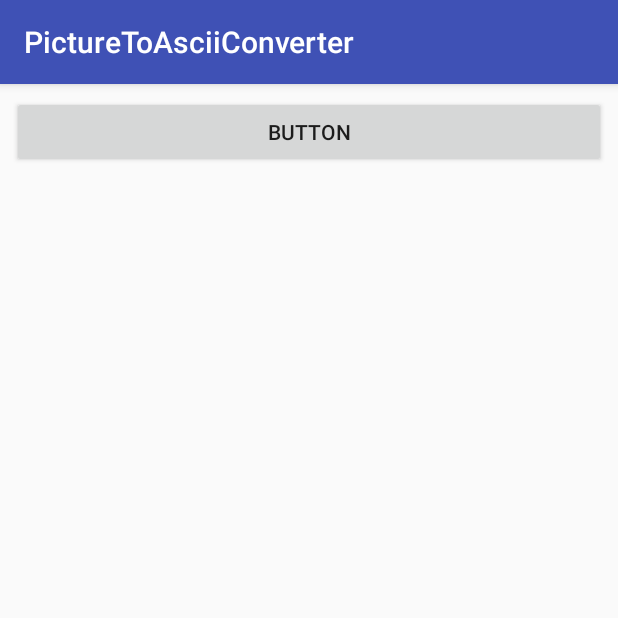
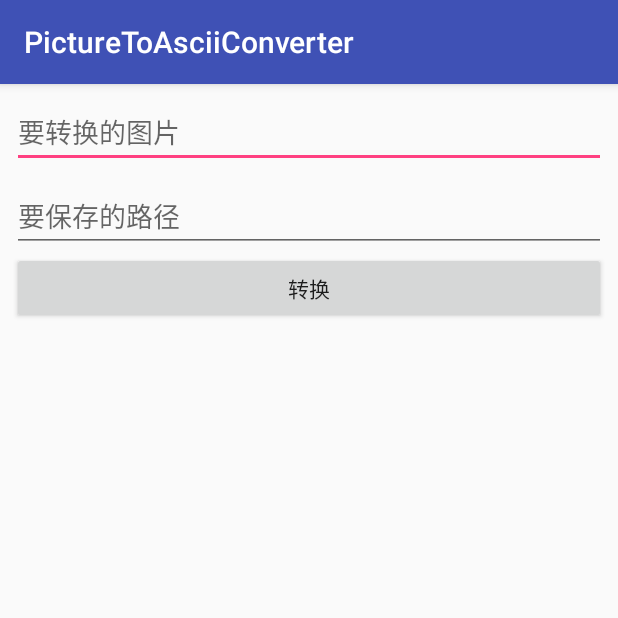
Before and after one commit to xianfengting/PictureToAsciiConverter, an Android app: the screen it shows after launch (AppMainActivity), on a phone screen of 412 x 824 dp, the top half of it. Run offline under Robolectric (Android 15) with nearby library versions, the phone set to English and light mode, and no system bars.

Commit message:
Realize the layouts of activity_app_main.xml

```diff
--- a/app/src/main/res/layout/activity_app_main.xml
+++ b/app/src/main/res/layout/activity_app_main.xml
@@ -6,17 +6,45 @@
     android:layout_height="match_parent"
     tools:context="com.src_resources.picturetoasciiconverter.AppMainActivity">
 
+    <EditText
+        android:id="@+id/editText"
+        android:layout_width="0dp"
+        android:layout_height="wrap_content"
+        android:layout_marginEnd="8dp"
+        android:layout_marginStart="8dp"
+        android:layout_marginTop="8dp"
+        android:ems="10"
+        android:hint="@string/pictureToConvert"
+        android:inputType="textPersonName"
+        app:layout_constraintEnd_toEndOf="parent"
+        app:layout_constraintStart_toStartOf="parent"
+        app:layout_constraintTop_toTopOf="parent" />
+
+    <EditText
+        android:id="@+id/editText2"
+        android:layout_width="0dp"
+        android:layout_height="wrap_content"
+        android:layout_marginEnd="8dp"
+        android:layout_marginStart="8dp"
+        android:layout_marginTop="8dp"
+        android:ems="10"
+        android:hint="@string/savingPath"
+        android:inputType="textPersonName"
+        app:layout_constraintEnd_toEndOf="parent"
+        app:layout_constraintStart_toStartOf="parent"
+        app:layout_constraintTop_toBottomOf="@+id/editText" />
+
     <Button
         android:id="@+id/button"
         android:layout_width="0dp"
         android:layout_height="wrap_content"
         android:layout_marginEnd="8dp"
         android:layout_marginStart="8dp"
-        android:layout_marginTop="8dp"
-        android:text="Button"
+        android:text="@string/convert"
         app:layout_constraintEnd_toEndOf="parent"
+        app:layout_constraintHorizontal_bias="0.0"
         app:layout_constraintStart_toStartOf="parent"
-        app:layout_constraintTop_toTopOf="parent" />
+        app:layout_constraintTop_toBottomOf="@+id/editText2" />
 
     <ListView
         android:id="@+id/listView"
@@ -26,4 +54,5 @@
         app:layout_constraintEnd_toEndOf="parent"
         app:layout_constraintStart_toStartOf="parent"
         app:layout_constraintTop_toBottomOf="@+id/button" />
+
 </android.support.constraint.ConstraintLayout>
--- a/app/src/main/res/values/strings.xml
+++ b/app/src/main/res/values/strings.xml
@@ -1,3 +1,8 @@
 <resources>
     <string name="app_name">PictureToAsciiConverter</string>
+
+    <string name="pictureToConvert">要转换的图片</string>
+    <string name="pictureToSave">要保存的图片</string>
+    <string name="savingPath">要保存的路径</string>
+    <string name="convert">转换</string>
 </resources>
```
Also changed, not shown: 1 other file.
